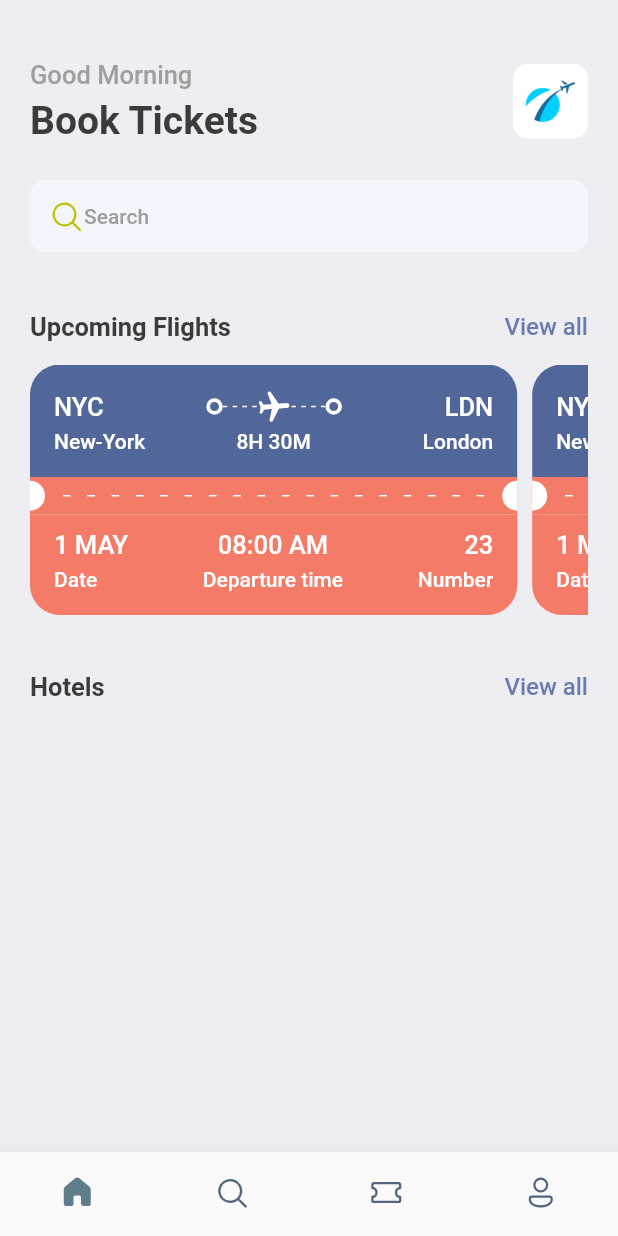
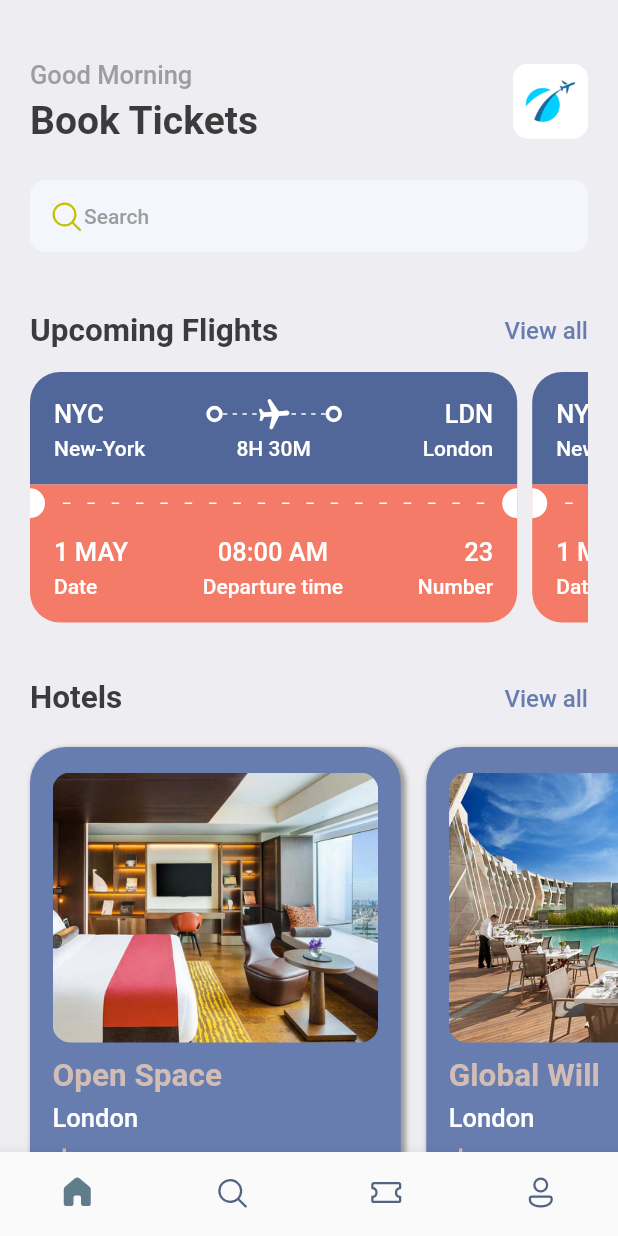
Before and after one commit to abfarukkara/ticket-booking-app, a Flutter app: the screen it shows after launch, on a phone screen of 412 x 824 dp. Run offline on Flutter 3.47's test engine with Material 2 defaults, Android fonts, the light colour scheme and no system bars; our stand-ins replace fluentui_icons, gap.

Commit message:
made hotel-cards reusable

```diff
--- a/lib/screens/home_screen.dart
+++ b/lib/screens/home_screen.dart
@@ -1,7 +1,9 @@
 import 'package:fluentui_icons/fluentui_icons.dart';
 import 'package:flutter/material.dart';
 import 'package:gap/gap.dart';
+import 'package:ticketbookingapp/screens/hotel_screen.dart';
 import 'package:ticketbookingapp/screens/ticket_view.dart';
+import 'package:ticketbookingapp/utils/app_info_list.dart';
 
 import '../utils/app_styles.dart';
 
@@ -12,6 +14,7 @@ class HomeScreen extends StatelessWidget {
   Widget build(BuildContext context) {
     return Scaffold(
       body: ListView(
+        physics: const BouncingScrollPhysics(),
         children: [
           const Gap(40),
           Padding(
@@ -97,8 +100,9 @@ class HomeScreen extends StatelessWidget {
                   child: PageView(
                     physics: const BouncingScrollPhysics(),
                     padEnds: false,
-                    controller: PageController(viewportFraction: 0.90),
+                    controller: PageController(viewportFraction: 0.9),
                     children: const [
+                      TicketView(),
                       TicketView(),
                       TicketView(),
                     ],
@@ -123,9 +127,19 @@ class HomeScreen extends StatelessWidget {
                     ),
                   ],
                 ),
+                const Gap(15),
               ],
             ),
-          )
+          ),
+          SingleChildScrollView(
+            scrollDirection: Axis.horizontal,
+            padding: const EdgeInsets.only(left: 20),
+            physics: const BouncingScrollPhysics(),
+            child: Row(
+              children:
+                  hotelList.map((hotel) => HotelScreen(hotel: hotel)).toList(),
+            ),
+          ),
         ],
       ),
     );
--- a/lib/screens/hotel_screen.dart
+++ b/lib/screens/hotel_screen.dart
@@ -1,12 +1,81 @@
-import 'package:flutter/cupertino.dart';
-import 'package:flutter/src/foundation/key.dart';
-import 'package:flutter/src/widgets/framework.dart';
+import 'package:flutter/material.dart';
+import 'package:gap/gap.dart';
+import 'package:ticketbookingapp/utils/app_layout.dart';
+import 'package:ticketbookingapp/utils/app_styles.dart';
 
 class HotelScreen extends StatelessWidget {
-  const HotelScreen({Key? key}) : super(key: key);
+  const HotelScreen({
+    Key? key,
+    required this.hotel,
+  }) : super(key: key);
+
+  final Map<String, dynamic> hotel;
 
   @override
   Widget build(BuildContext context) {
-    return Container();
+    final size = AppLayout.getSize(context);
+    return Container(
+      padding: const EdgeInsets.symmetric(
+        horizontal: 15,
+        vertical: 17,
+      ),
+      margin: const EdgeInsets.only(
+        right: 17,
+        top: 5,
+      ),
+      width: size.width * 0.6,
+      height: 350,
+      decoration: BoxDecoration(
+        color: Styles.primaryColor,
+        borderRadius: BorderRadius.circular(24),
+        boxShadow: const [
+          BoxShadow(
+            color: Colors.grey,
+            blurRadius: 2,
+            spreadRadius: 1,
+            offset: Offset(2, 2),
+          ),
+        ],
+      ),
+      child: Column(
+        crossAxisAlignment: CrossAxisAlignment.start,
+        children: [
+          Container(
+            height: 180,
+            decoration: BoxDecoration(
+              color: Styles.primaryColor,
+              image: DecorationImage(
+                fit: BoxFit.cover,
+                image: AssetImage(
+                  'assets/images/${hotel['image']}',
+                ),
+              ),
+              borderRadius: BorderRadius.circular(12),
+            ),
+          ),
+          const Gap(10),
+          Text(
+            hotel['place'],
+            style: Styles.headlineStyle2.copyWith(
+              color: Styles.kakiColor,
+            ),
+          ),
+          const Gap(5),
+          Text(
+            hotel['destination'],
+            style: Styles.headlineStyle3.copyWith(
+              color: Colors.white,
+            ),
+          ),
+          const Gap(8),
+          Text(
+            '\$${hotel['price']}/night',
+            style: Styles.headlineStyle1.copyWith(
+              color: Styles.kakiColor,
+            ),
+          ),
+        ],
+      ),
+    );
   }
 }
--- /dev/null
+++ b/lib/utils/app_info_list.dart
@@ -0,0 +1,20 @@
+const List<Map<String, dynamic>> hotelList = [
+  {
+    'image': 'one.png',
+    'place': 'Open Space',
+    'destination': 'London',
+    'price': 25,
+  },
+  {
+    'image': 'two.png',
+    'place': 'Global Will',
+    'destination': 'London',
+    'price': 40,
+  },
+  {
+    'image': 'three.png',
+    'place': 'Tallest Building',
+    'destination': 'Dubai',
+    'price': 68,
+  },
+];
--- a/lib/utils/app_styles.dart
+++ b/lib/utils/app_styles.dart
@@ -7,6 +7,7 @@ class Styles {
   static const textColor = Color(0xFF3b3b3b);
   static const bgColor = Color(0xFFeeedf2);
   static const orangeColor = Color(0xFFF37B67);
+  static const kakiColor = Color(0xFFd2bdb6);
 
   static const textStyle = TextStyle(
     fontSize: 16,
@@ -21,7 +22,7 @@ class Styles {
   );
 
   static const headlineStyle2 = TextStyle(
-    fontSize: 17,
+    fontSize: 21,
     color: textColor,
     fontWeight: FontWeight.bold,
   );
```
